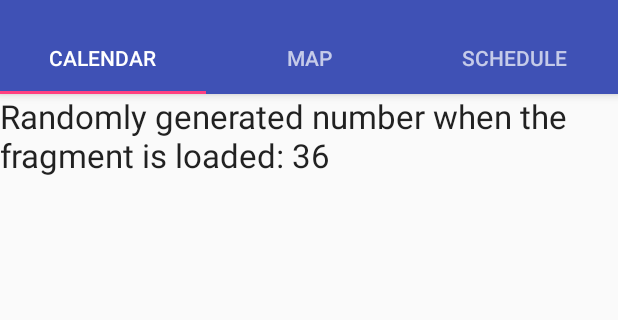
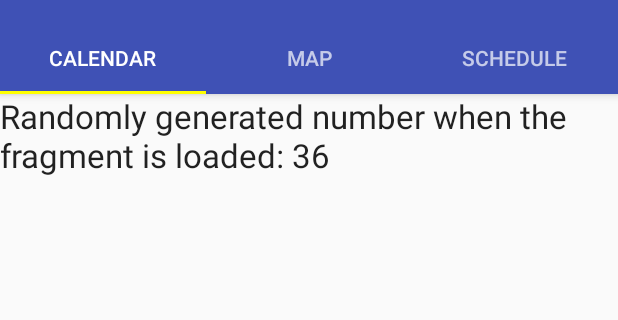
Before and after one commit to EdenPlus/ProjectNavi, an Android app: the screen it shows after launch (MainActivity), on a phone screen of 412 x 824 dp, the part 74-394 px from its top. Run offline under Robolectric (Android 15) with nearby library versions, the phone set to English and light mode, and no system bars; pictures from the network do not load.

Commit message:
Yellow Accent

```diff
--- a/app/src/main/res/values/colors.xml
+++ b/app/src/main/res/values/colors.xml
@@ -3,5 +3,5 @@
     <color name="colorPrimary">#3F51B5</color>
     <color name="colorPrimaryText">#FFFFFF</color>
     <color name="colorPrimaryDark">#303F9F</color>
-    <color name="colorAccent">#FF4081</color>
+    <color name="colorAccent">#FFFF00</color>
 </resources>
```
Also changed, not shown: 1 other file.
